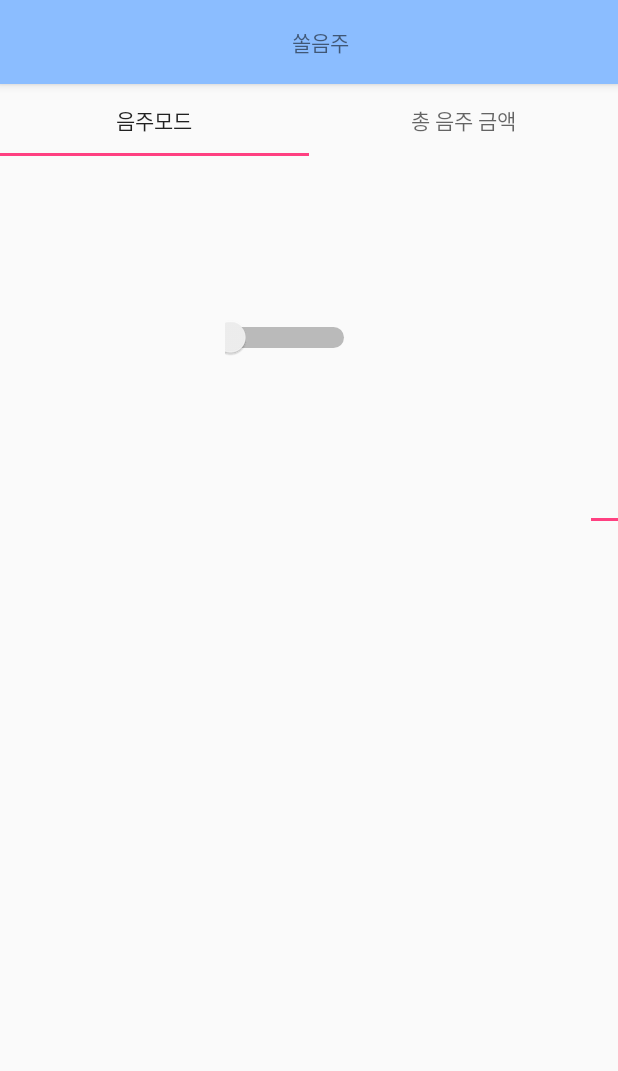
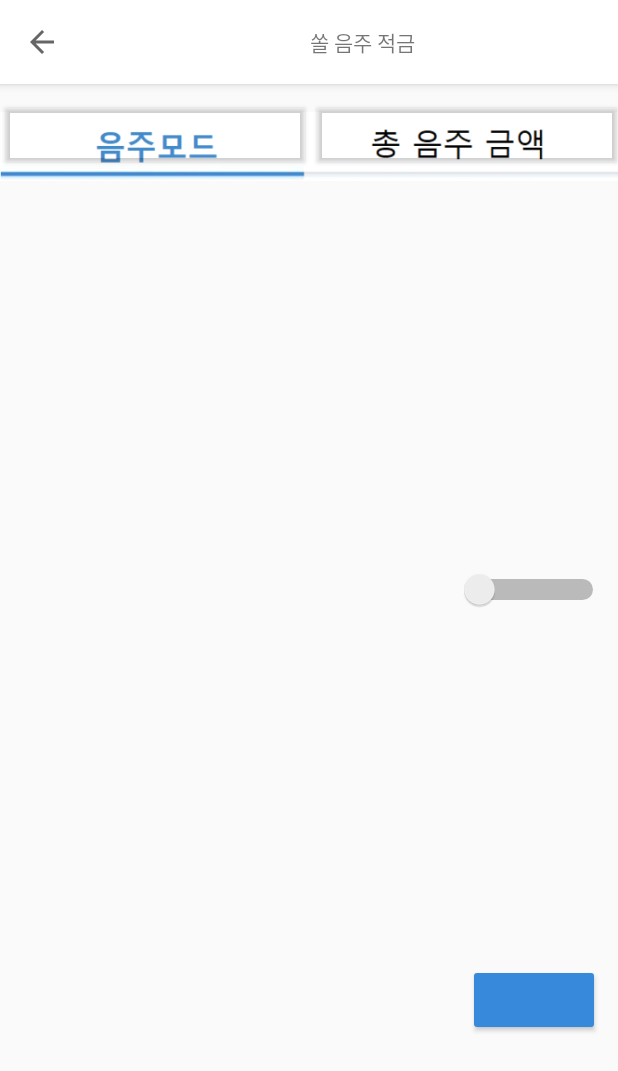
Before and after one commit to Tofu-Kimchi/Shinhan-Hackathon2019, an Android app: the ModeActivity screen opened directly, with no data from a screen before it, on a phone screen of 412 x 824 dp. Shown: the top 1071 px of the screen. Run offline under Robolectric (Android 15) with nearby library versions, the phone set to English and light mode, and no system bars.

Commit message:
no message

```diff
--- a/app/src/main/java/com/khan/guu/a2019hackethonshinhan/ModeActivity.java
+++ b/app/src/main/java/com/khan/guu/a2019hackethonshinhan/ModeActivity.java
@@ -7,17 +7,19 @@ import android.os.AsyncTask;
 import android.os.Bundle;
 import android.support.v7.app.AppCompatActivity;
 import android.support.v7.widget.Toolbar;
+import android.view.MenuItem;
 import android.view.View;
 import android.support.design.widget.TabLayout;
 import android.widget.CompoundButton;
 import android.widget.EditText;
 import android.widget.ImageButton;
+import android.widget.ImageView;
+import android.widget.LinearLayout;
 import android.widget.Switch;
 import android.widget.TextView;
 
 public class ModeActivity extends AppCompatActivity implements View.OnClickListener {
-    android.support.v7.app.ActionBar bar;
-    TabLayout tabLayout;
+    ImageView iv1;
     EditText et;
     Switch s;
 
@@ -27,61 +29,50 @@ public class ModeActivity extends AppCompatActivity implements View.OnClickListe
         setContentView(R.layout.activity_mode);
 
         setSupportActionBar((Toolbar) findViewById(R.id.toolbar));
-        ((TextView) findViewById(R.id.main_toolbar_title)).setText("쏠음주");
+        //((TextView) findViewById(R.id.main_toolbar_title)).setText("쏠음주");
+        getSupportActionBar().setDisplayHomeAsUpEnabled(true);
 
         et = findViewById(R.id.input);
         s = findViewById(R.id.visibilitySwitch);
+        et.setVisibility(View.INVISIBLE);
 
-        tabLayout = (TabLayout) findViewById(R.id.tabs);
-        //tabLayout.addTab(tabLayout.newTab().setText("음주모드"));
-        //tabLayout.addTab(tabLayout.newTab().setText("총 음주 금액"));
+        iv1 = (ImageView)findViewById(R.id.mode1_1);
+        iv1.setOnClickListener(new ModeActivity.MyListener2());
 
-        tabLayout.addOnTabSelectedListener(new TabLayout.OnTabSelectedListener() {
-            @Override
-            public void onTabSelected(TabLayout.Tab tab) {
-                int pos = tab.getPosition() ;
-                changeView(pos) ;
-            }
 
-            @Override
-            public void onTabUnselected(TabLayout.Tab tab) {
-            }
 
-            @Override
-            public void onTabReselected(TabLayout.Tab tab) {
-            }
-        });
 
         s.setOnCheckedChangeListener(new CompoundButton.OnCheckedChangeListener() {
             public void onCheckedChanged(CompoundButton buttonView, boolean isChecked) {
                 // do something, the isChecked will be
                 // true if the switch is in the On position
                 if(isChecked)
+                    et.setVisibility(View.VISIBLE);
+                else
                     et.setVisibility(View.INVISIBLE);
-                else
-                    et.setVisibility(View.VISIBLE);
             }
         });
-
 
 //        ImageButton ImageButton_account_before = (ImageButton) findViewById(R.id.ImageButton_withdraw_before);
 //        ImageButton_account_before.setOnClickListener(this);
     }
 
-    private void changeView(int index) {
-        TextView textView1 = (TextView) findViewById(R.id.mode1) ;
-        TextView textView2 = (TextView) findViewById(R.id.mode2) ;
+    public boolean onOptionsItemSelected(MenuItem item) {
+        switch (item.getItemId()){
+            case android.R.id.home:{ //toolbar의 back키 눌렀을 때 동작
+                finish();
+                return true;
+            }
+        }
+        return super.onOptionsItemSelected(item);
+    }
 
-        switch (index) {
-            case 0 :
-                Intent it = new Intent(this, ModeActivity.class);
-                startActivity(it);
-                break ;
+    class MyListener2 implements View.OnClickListener {
 
-            case 1 :
-                Intent it2 = new Intent(this, SumActivity.class);
-                startActivity(it2);
-                break ;
+        @Override
+        public void onClick(View v) {
+            Intent it = new Intent(getApplicationContext(), SumActivity.class);
+            startActivity(it);
         }
     }
 
@@ -89,7 +80,16 @@ public class ModeActivity extends AppCompatActivity implements View.OnClickListe
 
     @Override
     public void onClick(View view) {
-
+        Intent intent;
+        switch (view.getId()) {
+            case R.id.Button_to_mode:
+                intent = new Intent(this, ModeActivity.class);
+                startActivity(intent);
+                break;
+            case R.id.imageView_gaip_back:
+                finish();
+                break;
+        }
 
 
 
--- a/app/src/main/res/layout/activity_mode.xml
+++ b/app/src/main/res/layout/activity_mode.xml
@@ -14,55 +14,76 @@
             android:id="@+id/toolbar"
             android:layout_width="match_parent"
             android:layout_height="?attr/actionBarSize"
-            android:background="#8BBDFF">
+            android:background="#FFFFFF">
             <LinearLayout
                 android:id="@+id/main_toolbar_layout"
                 android:layout_width="match_parent"
                 android:layout_height="wrap_content"
                 android:gravity="center"
-                android:orientation="vertical">
+                android:orientation="horizontal">
 
                 <TextView
                     android:id="@+id/main_toolbar_title"
                     android:layout_width="wrap_content"
-                    android:layout_height="wrap_content" />
+                    android:layout_height="wrap_content"
+                    android:text="쏠 음주 적금"/>
             </LinearLayout>
 
         </android.support.v7.widget.Toolbar>
     </android.support.design.widget.AppBarLayout>
 
-    <android.support.design.widget.TabLayout
+    <RelativeLayout
         android:layout_width="match_parent"
         android:layout_height="wrap_content"
-        android:id="@+id/tabs">
+        android:gravity="fill_horizontal"
+        >
 
-        <android.support.design.widget.TabItem
-            android:id="@+id/tabItem1"
+        <ImageView
+        android:layout_width="match_parent"
+        android:layout_height="wrap_content"
+        android:src="@drawable/mode1_1"
+        android:id="@+id/mode1_1" />
+
+        <LinearLayout
             android:layout_width="match_parent"
             android:layout_height="wrap_content"
-            android:text="음주모드" />
+            android:orientation="horizontal">
 
-        <android.support.design.widget.TabItem
-            android:id="@+id/tabItem2"
-            android:layout_width="match_parent"
-            android:layout_height="wrap_content"
-            android:text="총 음주 금액" />
+            <LinearLayout
+                android:layout_width="wrap_content"
+                android:layout_height="wrap_content"
+                android:paddingTop="10dp">
+                <Button
+                    android:layout_width="207dp"
+                    android:layout_height="match_parent"
+                    android:backgroundTint="#00000000"/>
+            </LinearLayout>
 
-    </android.support.design.widget.TabLayout>
+            <LinearLayout
+                android:layout_width="wrap_content"
+                android:layout_height="wrap_content"
+                android:paddingTop="10dp">
+
+                <Button
+                    android:layout_width="207dp"
+                    android:layout_height="wrap_content"
+                    android:backgroundTint="#00000000"/>
+            </LinearLayout>
+        </LinearLayout>
+    </RelativeLayout>
 
     <LinearLayout
         android:layout_width="match_parent"
-        android:layout_height="match_parent">
-
-        <TextView
-            android:layout_width="wrap_content"
-            android:layout_height="wrap_content"
-            android:id="@+id/mode1"/>
+        android:layout_height="match_parent"
+        android:orientation="vertical"
+        android:layout_gravity="center"
+        android:gravity="center"
+        android:id="@+id/mode1_layout">
 
         <Switch
             android:id="@+id/visibilitySwitch"
-            android:layout_width="90dp"
-            android:layout_height="70dp"
+            android:layout_height="100dp"
+            android:layout_width="100dp"
             android:switchMinWidth="100dp"
             android:switchPadding="20dp"
             android:layout_marginLeft="150dp"
@@ -76,9 +97,18 @@
             android:layout_width="100dp"
             android:layout_height="100dp"
             android:id="@+id/input"
+            android:layout_marginLeft="150dp"
+            android:layout_marginTop="100dp" />
 
+        <Button
+            android:layout_width="wrap_content"
+            android:layout_height="wrap_content"
+            android:id="@+id/add"
             android:layout_marginLeft="150dp"
-            android:layout_marginTop="150dp" />
+            android:backgroundTint="#ff3789db"
+            />
+
 
     </LinearLayout>
+
 </LinearLayout>
```
Also changed, not shown: app/src/main/java/com/khan/guu/a2019hackethonshinhan/SumActivity.java (+9 -28 lines), app/src/main/res/layout/activity_sum.xml (+4 -16 lines), app/src/main/res/drawable/mode1_v2_1.PNG (added), app/src/main/res/drawable/mode1_v2_2.PNG (added), app/src/main/res/drawable/mode2_1.PNG.
